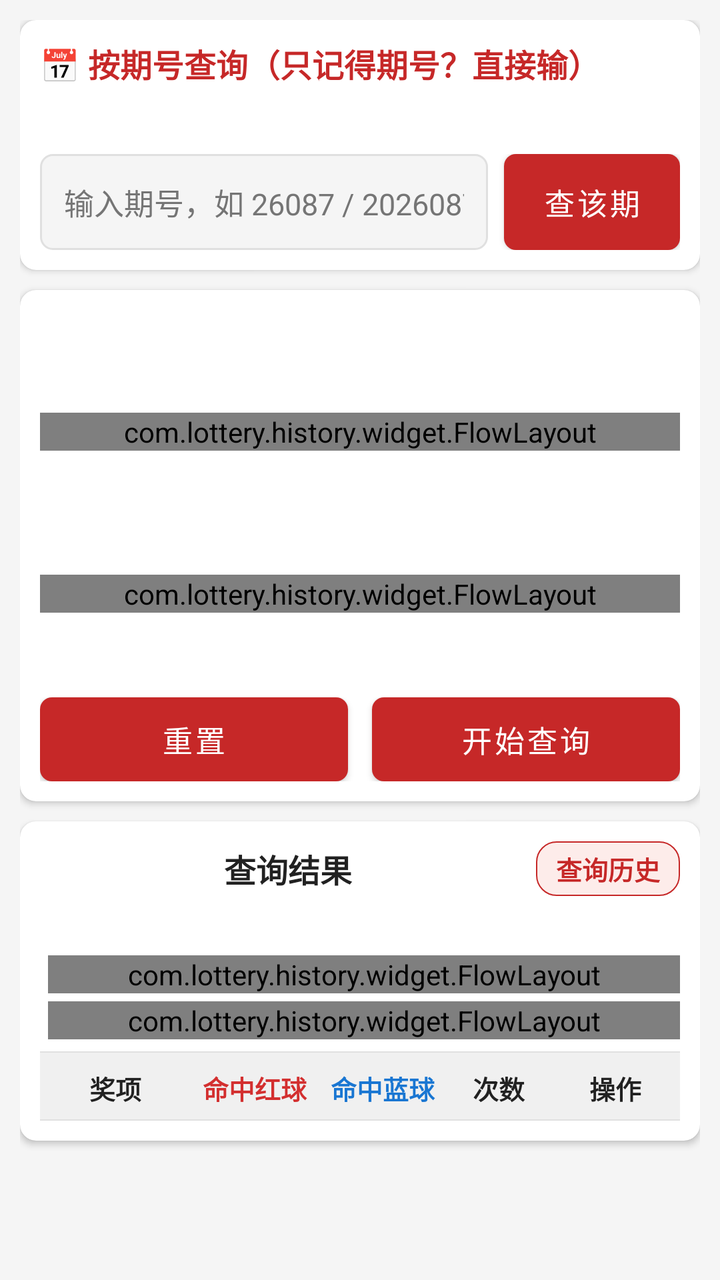
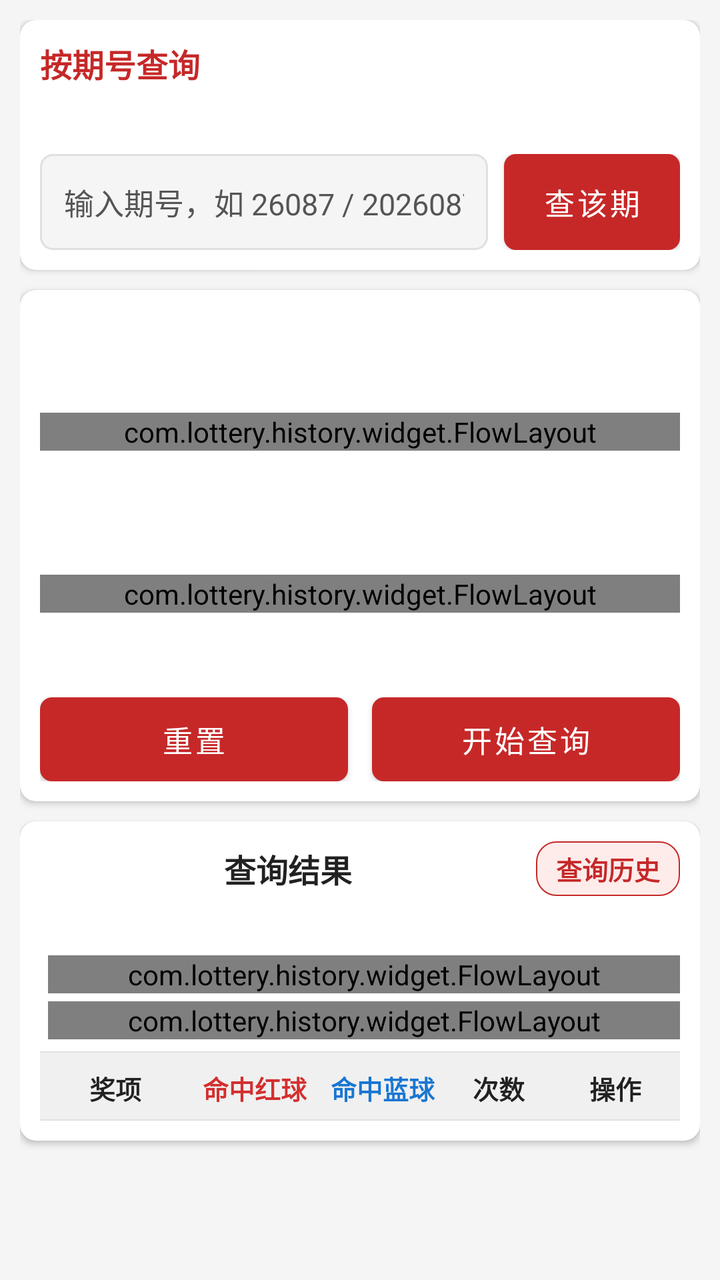

Compare the two renders of this Android layout. The source of the first and the diff that turns it into the second are given below.
<!-- AndroidManifest.xml: application theme Theme.LotteryHistory -->
<!-- res/layout/fragment_lottery.xml -->
<?xml version="1.0" encoding="utf-8"?>
<androidx.core.widget.NestedScrollView xmlns:android="http://schemas.android.com/apk/res/android"
    xmlns:app="http://schemas.android.com/apk/res-auto"
    android:layout_width="match_parent"
    android:layout_height="match_parent"
    android:fillViewport="true">

    <LinearLayout
        android:layout_width="match_parent"
        android:layout_height="wrap_content"
        android:orientation="vertical"
        android:paddingStart="@dimen/page_padding"
        android:paddingEnd="@dimen/page_padding"
        android:paddingTop="@dimen/page_padding"
        android:paddingBottom="@dimen/page_padding">

        
        <androidx.cardview.widget.CardView
            android:layout_width="match_parent"
            android:layout_height="wrap_content"
            android:layout_marginBottom="@dimen/card_margin"
            app:cardCornerRadius="8dp"
            app:cardElevation="2dp">

            <LinearLayout
                android:layout_width="match_parent"
                android:layout_height="wrap_content"
                android:orientation="vertical"
                android:paddingStart="@dimen/card_padding"
                android:paddingEnd="@dimen/card_padding"
                android:paddingTop="@dimen/card_padding"
                android:paddingBottom="@dimen/card_padding">

                <TextView
                    android:layout_width="match_parent"
                    android:layout_height="wrap_content"
                    android:text="📅 按期号查询（只记得期号？直接输）"
                    android:textColor="@color/primary_red"
                    android:textStyle="bold"
                    android:textSize="@dimen/title_text_size"
                    android:layout_marginBottom="8dp" />

                <TextView
                    android:id="@+id/tvIssueHint"
                    android:layout_width="match_parent"
                    android:layout_height="wrap_content"
                    android:textSize="@dimen/small_text_size"
                    android:textColor="@color/text_secondary"
                    android:layout_marginBottom="8dp" />

                <LinearLayout
                    android:layout_width="match_parent"
                    android:layout_height="wrap_content"
                    android:orientation="horizontal"
                    android:gravity="center_vertical">

                    <EditText
                        android:id="@+id/etIssueQuery"
                        android:layout_width="0dp"
                        android:layout_height="48dp"
                        android:layout_weight="1"
                        android:background="@drawable/bg_input_rounded"
                        android:gravity="center_vertical"
                        android:hint="输入期号，如 26087 / 2026087"
                        android:paddingStart="12dp"
                        android:paddingEnd="12dp"
                        android:inputType="number"
                        android:textSize="@dimen/body_text_size"
                        android:textColor="@color/text_primary"
                        android:textColorHint="@color/text_secondary"
                        android:singleLine="true" />

                    <Button
                        android:id="@+id/btnQueryByIssue"
                        android:layout_width="wrap_content"
                        android:layout_height="48dp"
                        android:layout_marginStart="8dp"
                        android:background="@drawable/bg_button_blue"
                        android:text="查该期"
                        android:textColor="@android:color/white"
                        android:textSize="@dimen/body_text_size" />
                </LinearLayout>
            </LinearLayout>
        </androidx.cardview.widget.CardView>

        <androidx.cardview.widget.CardView
            android:layout_width="match_parent"
            android:layout_height="wrap_content"
            android:layout_marginBottom="@dimen/card_margin"
            app:cardCornerRadius="8dp"
            app:cardElevation="2dp">

            <LinearLayout
                android:layout_width="match_parent"
                android:layout_height="wrap_content"
                android:orientation="vertical"
                android:paddingStart="@dimen/card_padding"
                android:paddingEnd="@dimen/card_padding"
                android:paddingTop="@dimen/card_padding"
                android:paddingBottom="@dimen/card_padding">

                <TextView
                    android:id="@+id/tvPrimaryLabel"
                    android:layout_width="match_parent"
                    android:layout_height="wrap_content"
                    android:textColor="@color/primary_red"
                    android:textStyle="bold"
                    android:textSize="@dimen/title_text_size"
                    android:layout_marginBottom="6dp" />

                <LinearLayout
                    android:layout_width="match_parent"
                    android:layout_height="wrap_content"
                    android:orientation="horizontal"
                    android:gravity="center_vertical"
                    android:layout_marginTop="2dp"
                    android:layout_marginBottom="4dp">

                    <TextView
                        android:id="@+id/tvPrimarySelected"
                        android:layout_width="wrap_content"
                        android:layout_height="wrap_content"
                        android:textColor="@color/primary_red"
                        android:textSize="@dimen/small_text_size" />
                </LinearLayout>

                
                <com.lottery.history.widget.FlowLayout
                    android:id="@+id/llPrimarySelectedBalls"
                    android:layout_width="match_parent"
                    android:layout_height="wrap_content"
                    android:layout_marginBottom="6dp"
                    android:clipChildren="false"
                    android:clipToPadding="false" />

                <TextView
                    android:id="@+id/tvPrimaryTitle"
                    android:layout_width="match_parent"
                    android:layout_height="wrap_content"
                    android:textColor="@color/text_primary"
                    android:textStyle="bold"
                    android:textSize="@dimen/body_text_size" />

                <GridLayout
                    android:id="@+id/gridPrimary"
                    android:layout_width="match_parent"
                    android:layout_height="wrap_content"
                    android:layout_marginTop="4dp"
                    android:layout_marginBottom="8dp"
                    android:clipChildren="false"
                    android:clipToPadding="false">
                </GridLayout>

                
                <LinearLayout
                    android:id="@+id/secondarySection"
                    android:layout_width="match_parent"
                    android:layout_height="wrap_content"
                    android:orientation="vertical">

                    <LinearLayout
                        android:layout_width="match_parent"
                        android:layout_height="wrap_content"
                        android:orientation="horizontal"
                        android:gravity="center_vertical"
                        android:layout_marginTop="2dp"
                        android:layout_marginBottom="4dp">

                        <TextView
                            android:id="@+id/tvSecondarySelected"
                            android:layout_width="wrap_content"
                            android:layout_height="wrap_content"
                            android:textColor="@color/primary_blue"
                            android:textSize="@dimen/small_text_size" />
                    </LinearLayout>

                    
                    <com.lottery.history.widget.FlowLayout
                        android:id="@+id/llSecondarySelectedBalls"
                        android:layout_width="match_parent"
                        android:layout_height="wrap_content"
                        android:layout_marginBottom="6dp"
                        android:clipChildren="false"
                        android:clipToPadding="false" />

                    <TextView
                        android:id="@+id/tvSecondaryTitle"
                        android:layout_width="match_parent"
                        android:layout_height="wrap_content"
                        android:textColor="@color/text_primary"
                        android:textStyle="bold"
                        android:textSize="@dimen/body_text_size" />

                    <GridLayout
                        android:id="@+id/gridSecondary"
                        android:layout_width="match_parent"
                        android:layout_height="wrap_content"
                        android:layout_marginTop="4dp"
                        android:layout_marginBottom="12dp"
                        android:clipChildren="false"
                        android:clipToPadding="false">
                    </GridLayout>
                </LinearLayout>

                <LinearLayout
                    android:layout_width="match_parent"
                    android:layout_height="wrap_content"
                    android:orientation="horizontal"
                    android:gravity="center">

                    <Button
                        android:id="@+id/btnReset"
                        android:layout_width="0dp"
                        android:layout_height="@dimen/button_height"
                        android:layout_weight="1"
                        android:layout_marginEnd="6dp"
                        android:background="@drawable/bg_button_gray"
                        android:text="@string/reset"
                        android:textColor="@android:color/white"
                        android:textSize="@dimen/body_text_size" />

                    <Button
                        android:id="@+id/btnQuery"
                        android:layout_width="0dp"
                        android:layout_height="@dimen/button_height"
                        android:layout_weight="1"
                        android:layout_marginStart="6dp"
                        android:background="@drawable/bg_button_red"
                        android:text="@string/query"
                        android:textColor="@android:color/white"
                        android:textSize="@dimen/body_text_size" />
                </LinearLayout>

            </LinearLayout>
        </androidx.cardview.widget.CardView>

        <androidx.cardview.widget.CardView
            android:id="@+id/cardResult"
            android:layout_width="match_parent"
            android:layout_height="wrap_content"
            app:cardCornerRadius="8dp"
            app:cardElevation="2dp"
            android:visibility="visible">

            <LinearLayout
                android:layout_width="match_parent"
                android:layout_height="wrap_content"
                android:orientation="vertical"
                android:paddingStart="@dimen/card_padding"
                android:paddingEnd="@dimen/card_padding"
                android:paddingTop="@dimen/card_padding"
                android:paddingBottom="@dimen/card_padding">

                <LinearLayout
                    android:layout_width="match_parent"
                    android:layout_height="wrap_content"
                    android:orientation="horizontal"
                    android:gravity="center_vertical"
                    android:paddingBottom="6dp">

                    <TextView
                        android:layout_width="0dp"
                        android:layout_height="wrap_content"
                        android:layout_weight="1"
                        android:text="@string/query_result"
                        android:textAlignment="center"
                        android:textStyle="bold"
                        android:textColor="@color/text_primary"
                        android:textSize="@dimen/title_text_size" />

                    <TextView
                        android:id="@+id/btnQueryHistory"
                        android:layout_width="wrap_content"
                        android:layout_height="wrap_content"
                        android:background="@drawable/bg_btn_history"
                        android:clickable="true"
                        android:focusable="true"
                        android:paddingStart="10dp"
                        android:paddingEnd="10dp"
                        android:paddingTop="4dp"
                        android:paddingBottom="4dp"
                        android:text="查询历史"
                        android:textColor="@color/primary_red"
                        android:textSize="@dimen/small_text_size"
                        android:textStyle="bold" />
                </LinearLayout>

                <TextView
                    android:id="@+id/tvSelectedNumbers"
                    android:layout_width="match_parent"
                    android:layout_height="wrap_content"
                    android:paddingBottom="4dp"
                    android:textSize="@dimen/small_text_size" />

                <LinearLayout
                    android:layout_width="match_parent"
                    android:layout_height="wrap_content"
                    android:orientation="vertical"
                    android:paddingBottom="6dp">

                    
                    <LinearLayout
                        android:layout_width="match_parent"
                        android:layout_height="wrap_content"
                        android:orientation="horizontal"
                        android:gravity="center_vertical"
                        android:layout_marginTop="2dp">

                        <TextView
                            android:id="@+id/tvResultPrimaryLabel"
                            android:layout_width="wrap_content"
                            android:layout_height="wrap_content"
                            android:textColor="@color/red_ball"
                            android:textSize="@dimen/small_text_size"
                            android:textStyle="bold"
                            android:layout_marginEnd="4dp" />

                        <com.lottery.history.widget.FlowLayout
                            android:id="@+id/llResultRedBalls"
                            android:layout_width="0dp"
                            android:layout_height="wrap_content"
                            android:layout_weight="1"
                            android:clipChildren="false"
                            android:clipToPadding="false" />
                    </LinearLayout>

                    
                    <LinearLayout
                        android:id="@+id/llResultSecondaryRow"
                        android:layout_width="match_parent"
                        android:layout_height="wrap_content"
                        android:orientation="horizontal"
                        android:gravity="center_vertical"
                        android:layout_marginTop="4dp">

                        <TextView
                            android:id="@+id/tvResultSecondaryLabel"
                            android:layout_width="wrap_content"
                            android:layout_height="wrap_content"
                            android:textColor="@color/blue_ball"
                            android:textSize="@dimen/small_text_size"
                            android:textStyle="bold"
                            android:layout_marginEnd="4dp" />

                        <com.lottery.history.widget.FlowLayout
                            android:id="@+id/llResultBlueBalls"
                            android:layout_width="0dp"
                            android:layout_height="wrap_content"
                            android:layout_weight="1"
                            android:clipChildren="false"
                            android:clipToPadding="false" />
                    </LinearLayout>
                </LinearLayout>

                <View
                    android:layout_width="match_parent"
                    android:layout_height="0.5dp"
                    android:background="@color/divider" />

                
                <LinearLayout
                    android:layout_width="match_parent"
                    android:layout_height="wrap_content"
                    android:orientation="horizontal"
                    android:paddingTop="8dp"
                    android:paddingBottom="6dp"
                    android:background="@drawable/bg_table_header">

                    <TextView
                        android:id="@+id/tvHeaderPrizeName"
                        android:layout_width="0dp"
                        android:layout_height="wrap_content"
                        android:layout_weight="1.3"
                        android:text="奖项"
                        android:gravity="center"
                        android:textStyle="bold"
                        android:textColor="@color/text_primary"
                        android:textSize="@dimen/small_text_size" />

                    <TextView
                        android:id="@+id/tvHeaderHitPrimary"
                        android:layout_width="0dp"
                        android:layout_height="wrap_content"
                        android:layout_weight="1.1"
                        android:text="命中红球"
                        android:gravity="center"
                        android:textStyle="bold"
                        android:textColor="@color/red_ball"
                        android:textSize="@dimen/small_text_size" />

                    <TextView
                        android:id="@+id/tvHeaderHitSecondary"
                        android:layout_width="0dp"
                        android:layout_height="wrap_content"
                        android:layout_weight="1.1"
                        android:text="命中蓝球"
                        android:gravity="center"
                        android:textStyle="bold"
                        android:textColor="@color/blue_ball"
                        android:textSize="@dimen/small_text_size" />

                    <TextView
                        android:id="@+id/tvHeaderCount"
                        android:layout_width="0dp"
                        android:layout_height="wrap_content"
                        android:layout_weight="0.9"
                        android:text="次数"
                        android:gravity="center"
                        android:textStyle="bold"
                        android:textColor="@color/text_primary"
                        android:textSize="@dimen/small_text_size" />

                    <TextView
                        android:id="@+id/tvHeaderAction"
                        android:layout_width="0dp"
                        android:layout_height="wrap_content"
                        android:layout_weight="1.1"
                        android:text="操作"
                        android:gravity="center"
                        android:textStyle="bold"
                        android:textColor="@color/text_primary"
                        android:textSize="@dimen/small_text_size" />
                </LinearLayout>

                <View
                    android:layout_width="match_parent"
                    android:layout_height="0.5dp"
                    android:background="@color/divider" />

                
                <LinearLayout
                    android:id="@+id/resultContainer"
                    android:layout_width="match_parent"
                    android:layout_height="wrap_content"
                    android:orientation="vertical" />

            </LinearLayout>
        </androidx.cardview.widget.CardView>

    </LinearLayout>
</androidx.core.widget.NestedScrollView>
<!-- resources referenced by this layout -->
<resources>
  <color name="blue_ball">#1976D2</color>
  <color name="divider">#E0E0E0</color>
  <color name="primary_blue">#1565C0</color>
  <color name="primary_red">#C62828</color>
  <color name="red_ball">#D32F2F</color>
  <color name="text_primary">#212121</color>
  <color name="text_secondary">#757575</color>
  <dimen name="body_text_size">17sp</dimen>
  <dimen name="button_height">52dp</dimen>
  <dimen name="card_margin">12dp</dimen>
  <dimen name="card_padding">14dp</dimen>
  <dimen name="page_padding">14dp</dimen>
  <dimen name="small_text_size">15sp</dimen>
  <dimen name="title_text_size">19sp</dimen>
  <!-- drawable bg_btn_history (drawable) -->
  <?xml version="1.0" encoding="utf-8"?>
  <shape xmlns:android="http://schemas.android.com/apk/res/android"
      android:shape="rectangle">
      <solid android:color="#FDECEA" />
      <corners android:radius="10dp" />
      <stroke
          android:width="0.5dp"
          android:color="@color/primary_red" />
  </shape>
  <!-- drawable bg_button_blue (drawable) -->
  <?xml version="1.0" encoding="utf-8"?>
  <shape xmlns:android="http://schemas.android.com/apk/res/android"
      android:shape="rectangle">
      <corners android:radius="6dp" />
      <solid android:color="@color/primary_blue" />
  </shape>
  <!-- drawable bg_button_gray (drawable) -->
  <?xml version="1.0" encoding="utf-8"?>
  <shape xmlns:android="http://schemas.android.com/apk/res/android"
      android:shape="rectangle">
      <corners android:radius="6dp" />
      <solid android:color="@color/button_gray" />
  </shape>
  <!-- drawable bg_button_red (drawable) -->
  <?xml version="1.0" encoding="utf-8"?>
  <shape xmlns:android="http://schemas.android.com/apk/res/android"
      android:shape="rectangle">
      <corners android:radius="6dp" />
      <solid android:color="@color/button_red" />
  </shape>
  <!-- drawable bg_input_rounded (drawable) -->
  <?xml version="1.0" encoding="utf-8"?>
  <shape xmlns:android="http://schemas.android.com/apk/res/android"
      android:shape="rectangle">
      <corners android:radius="6dp" />
      <solid android:color="#F5F5F5" />
      <stroke android:width="1dp" android:color="#E0E0E0" />
  </shape>
  <!-- drawable bg_table_header (drawable) -->
  <?xml version="1.0" encoding="utf-8"?>
  <shape xmlns:android="http://schemas.android.com/apk/res/android">
      <solid android:color="#F0F0F0" />
  </shape>
  <string name="query">开始查询</string>
  <string name="query_result">查询结果</string>
  <string name="reset">重置</string>
  <style name="Theme.LotteryHistory" parent="Theme.MaterialComponents.Light.NoActionBar">
          <item name="colorPrimary">@color/primary_red</item>
          <item name="colorPrimaryDark">@color/primary_red</item>
          <item name="colorAccent">@color/primary_red</item>
          <item name="android:windowBackground">@color/bg_light</item>
      </style>
  <color name="button_gray">#BDBDBD</color>
  <color name="button_red">#C62828</color>
  <color name="bg_light">#F5F5F5</color>
</resources>

<!-- the commit's change to res/layout/fragment_lottery.xml (unified diff, before → after) -->
@@ -34,7 +34,7 @@
                 <TextView
                     android:layout_width="match_parent"
                     android:layout_height="wrap_content"
-                    android:text="📅 按期号查询（只记得期号？直接输）"
+                    android:text="按期号查询"
                     android:textColor="@color/primary_red"
                     android:textStyle="bold"
                     android:textSize="@dimen/title_text_size"
<!-- resource entries referenced after the edit -->
@@ -6,7 +6,7 @@
   <color name="primary_red">#C62828</color>
   <color name="red_ball">#D32F2F</color>
   <color name="text_primary">#212121</color>
-  <color name="text_secondary">#757575</color>
+  <color name="text_secondary">#555555</color>
   <dimen name="body_text_size">17sp</dimen>
   <dimen name="button_height">52dp</dimen>
   <dimen name="card_margin">12dp</dimen>
